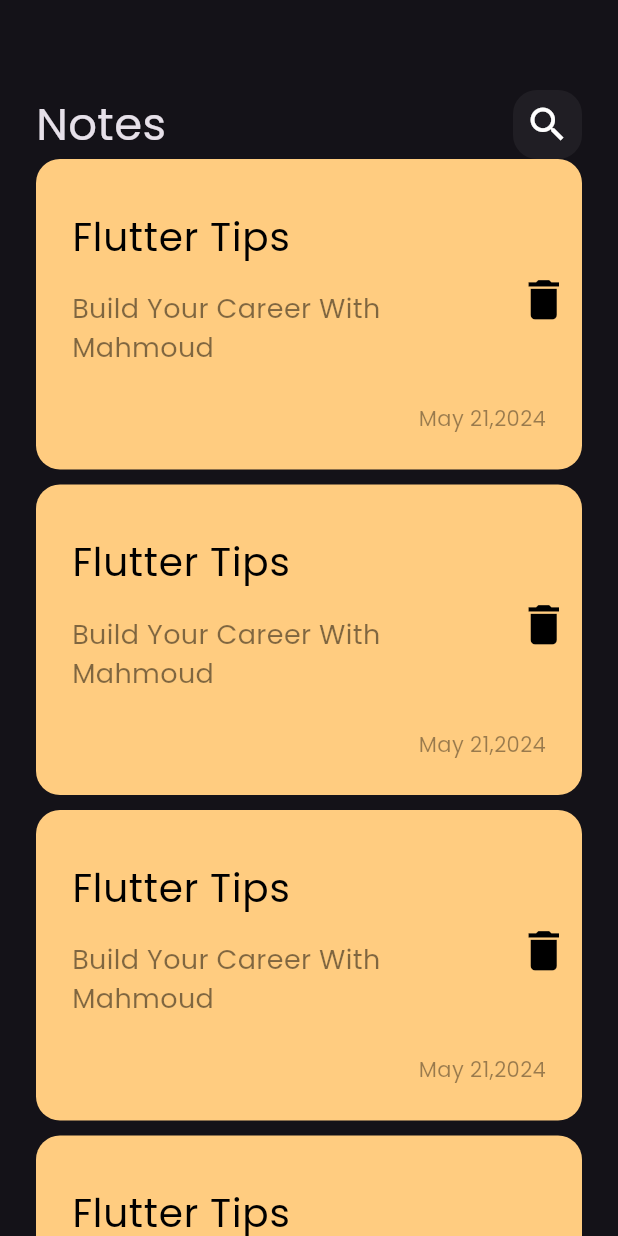
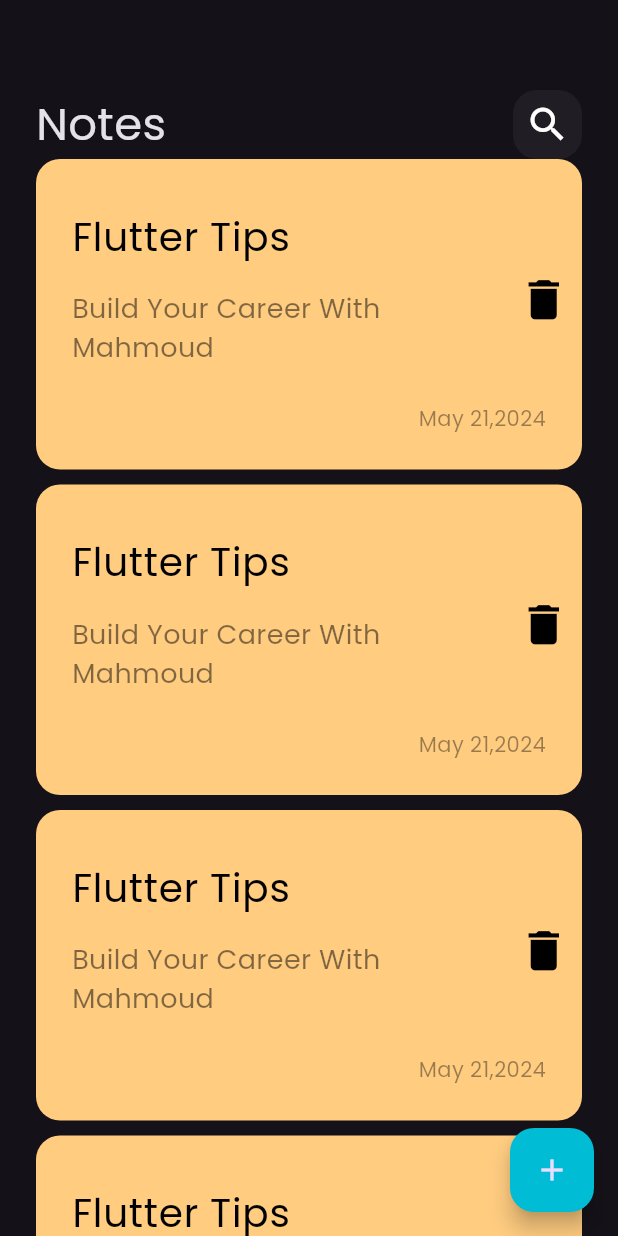
Before and after one commit to MahmoudMohamed447/Notes_App, a Flutter app: the screen it shows after launch, on a phone screen of 412 x 824 dp. Run offline on Flutter 3.47's test engine with Material 3 defaults, Android fonts, the phone set to English and light mode, and no system bars.

Commit message:
add floating Action Button with background color cyan

```diff
--- a/lib/views/notes_view.dart
+++ b/lib/views/notes_view.dart
@@ -6,8 +6,9 @@ class NotesView extends StatelessWidget {
 
   @override
   Widget build(BuildContext context) {
-    return const Scaffold(
-      body: NotesViewBody()
+    return  Scaffold(
+      floatingActionButton: FloatingActionButton(onPressed: (){}, backgroundColor: Colors.cyan, child: const Icon(Icons.add,)),
+      body:const NotesViewBody()
 
 
     );
--- a/lib/widgets/notes_listview_builder.dart
+++ b/lib/widgets/notes_listview_builder.dart
@@ -3,7 +3,7 @@ import 'package:notes_app/widgets/custom_note_item.dart';
 
 class NoteListviewBuilder extends StatelessWidget {
   const NoteListviewBuilder({super.key});
-
+  final colors = const [];
   @override
   Widget build(BuildContext context) {
     return ListView.builder(itemBuilder: (context, item) {
```
